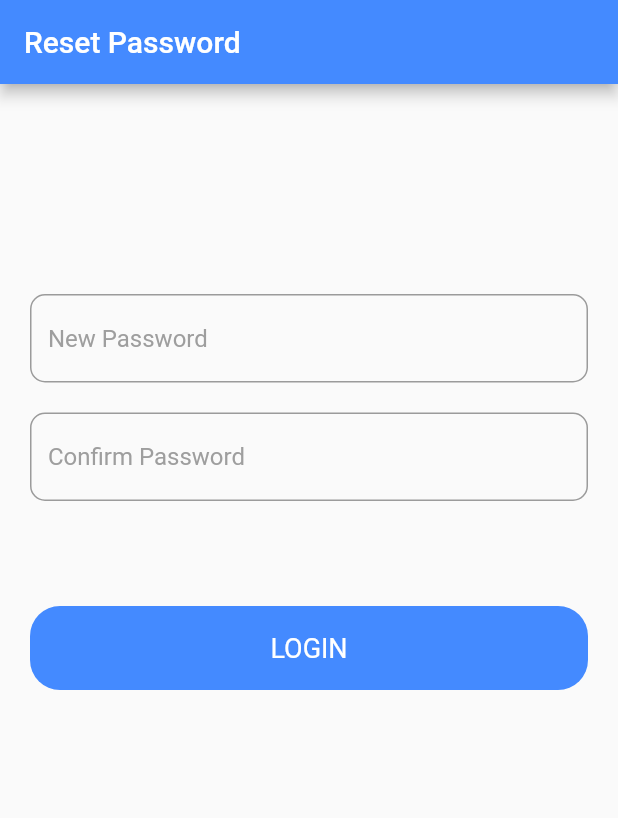
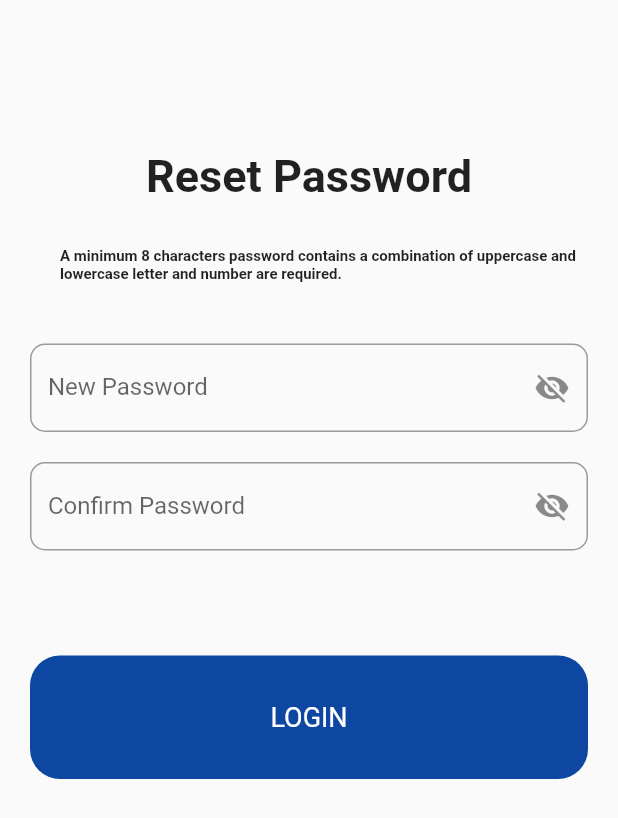
Before and after one commit to thebeliever18/Officeprj, a Flutter app: the screen it shows after launch, on a phone screen of 412 x 824 dp. Shown: the top 818 px of the screen. Run offline on Flutter 3.47's test engine with Material 2 defaults, Android fonts, the phone set to English and light mode, and no system bars.

Commit message:
text message

```diff
--- a/lib/main.dart
+++ b/lib/main.dart
@@ -2,75 +2,82 @@ import 'package:flutter/material.dart';
 
 void main() => runApp(App());
 
-class App extends StatelessWidget{
+class App extends StatelessWidget {
   @override
-  Widget build(BuildContext context){
+  Widget build(BuildContext context) {
     return MaterialApp(
       debugShowCheckedModeBanner: false,
       theme: ThemeData(
         primaryColor: Color(0xFFFB415B),
-
       ),
       home: LoginPage(),
     );
   }
 }
 
-class LoginPage extends StatefulWidget{
+class LoginPage extends StatefulWidget {
   @override
   _LoginPageState createState() => _LoginPageState();
 }
 
-class _LoginPageState extends State<LoginPage>{
+class _LoginPageState extends State<LoginPage> {
+  bool _isHidden = true;
+  bool _second = true;
 
-  bool _isHidden = true;
-
-  void _toggleVisibility(){
+  void _toggleVisibility() {
     setState(() {
       _isHidden = !_isHidden;
     });
   }
 
+  void _another() {
+    setState(() {
+      _second = !_second;
+    });
+  }
+
   @override
-  Widget build(BuildContext context){
+  Widget build(BuildContext context) {
     return Scaffold(
-      appBar: AppBar(
-        backgroundColor: Colors.blueAccent,
-        title:Text("Reset Password"
-        )),
       resizeToAvoidBottomPadding: false,
       body: Container(
-        padding: EdgeInsets.only(top: 100.0, right: 20.0, left: 20.0, bottom: 20.0),
+        padding:
+            EdgeInsets.only(top: 100.0, right: 20.0, left: 20.0, bottom: 20.0),
         child: Column(
           crossAxisAlignment: CrossAxisAlignment.center,
           children: <Widget>[
-
-            SizedBox(height: 40.0,),
+            top(),
+            SizedBox(
+              height: 40.0,
+            ),
             buildTextField("New Password"),
-            SizedBox(height: 20.0,),
-            buildTextField("Confirm Password"),
-            SizedBox(height: 20.0,),
+            SizedBox(
+              height: 20.0,
+            ),
+            buildTextFieldtwo("Confirm Password"),
+            SizedBox(
+              height: 20.0,
+            ),
             Container(
               child: Row(
                 mainAxisAlignment: MainAxisAlignment.end,
-
               ),
             ),
             SizedBox(height: 50.0),
             buildButtonContainer(),
-            SizedBox(height: 10.0,),
-
+            SizedBox(
+              height: 10.0,
+            ),
           ],
         ),
       ),
     );
   }
 
-  Widget buildTextField(String hintText){
+  Widget buildTextField(String labelText) {
     return TextField(
       decoration: InputDecoration(
-
-        hintText: hintText,
+        labelText: labelText,
         hintStyle: TextStyle(
           color: Colors.grey,
           fontSize: 16.0,
@@ -78,23 +85,71 @@ class _LoginPageState extends State<LoginPage>{
         border: OutlineInputBorder(
           borderRadius: BorderRadius.circular(10.0),
         ),
-
-        suffixIcon: hintText == "Password" ? IconButton(
-          onPressed: _toggleVisibility,
-          icon: _isHidden ? Icon(Icons.visibility_off) : Icon(Icons.visibility),
-        ) : null,
+        suffixIcon: labelText == "New Password"
+            ? IconButton(
+                onPressed: _toggleVisibility,
+                icon: _isHidden
+                    ? Icon(Icons.visibility_off)
+                    : Icon(Icons.visibility),
+              )
+            : null,
       ),
-      obscureText: hintText == "Password" ? _isHidden : false,
+      obscureText: !_isHidden,
     );
   }
 
-  Widget buildButtonContainer(){
+  Widget buildTextFieldtwo(String labelText) {
+    return TextField(
+      decoration: InputDecoration(
+        labelText: labelText,
+        hintStyle: TextStyle(
+          color: Colors.grey,
+          fontSize: 16.0,
+        ),
+        border: OutlineInputBorder(
+          borderRadius: BorderRadius.circular(10.0),
+        ),
+        suffixIcon: labelText == "Confirm Password"
+            ? IconButton(
+                onPressed: _another,
+                icon: _second
+                    ? Icon(Icons.visibility_off)
+                    : Icon(Icons.visibility),
+              )
+            : null,
+      ),
+      obscureText: !_second,
+    );
+  }
+
+  Widget top() {
     return Container(
-      height: 56.0,
-      width: MediaQuery.of(context).size.width,
+        child: Column(
+      children: <Widget>[
+        Text(
+          "Reset Password",
+          style: TextStyle(fontSize: 30, fontWeight: FontWeight.bold),
+        ),
+        Center(
+          child: Padding(
+            padding: const EdgeInsets.only(top: 30.0, left: 20.0),
+            child: Text(
+              "A minimum 8 characters password contains a combination of uppercase and lowercase letter and number are required.",
+              style: TextStyle(fontSize: 10, fontWeight: FontWeight.bold),
+            ),
+          ),
+        ),
+      ],
+    ));
+  }
+
+  Widget buildButtonContainer() {
+    return Container(
+      height: MediaQuery.of(context).size.height / 10,
+      width: MediaQuery.of(context).size.width / 1,
       decoration: BoxDecoration(
         borderRadius: BorderRadius.circular(20.0),
-        color: Colors.blueAccent,
+        color: Colors.blue[900],
       ),
       child: Center(
         child: Text(
@@ -106,6 +161,5 @@ class _LoginPageState extends State<LoginPage>{
         ),
       ),
     );
-
   }
 }
```
